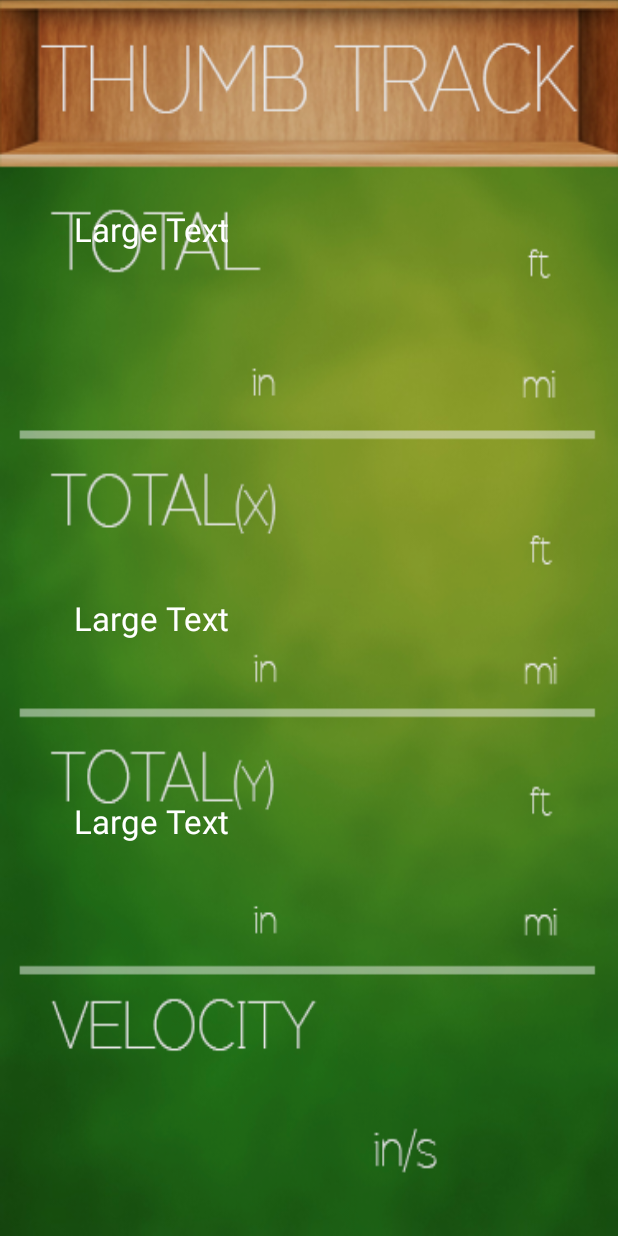
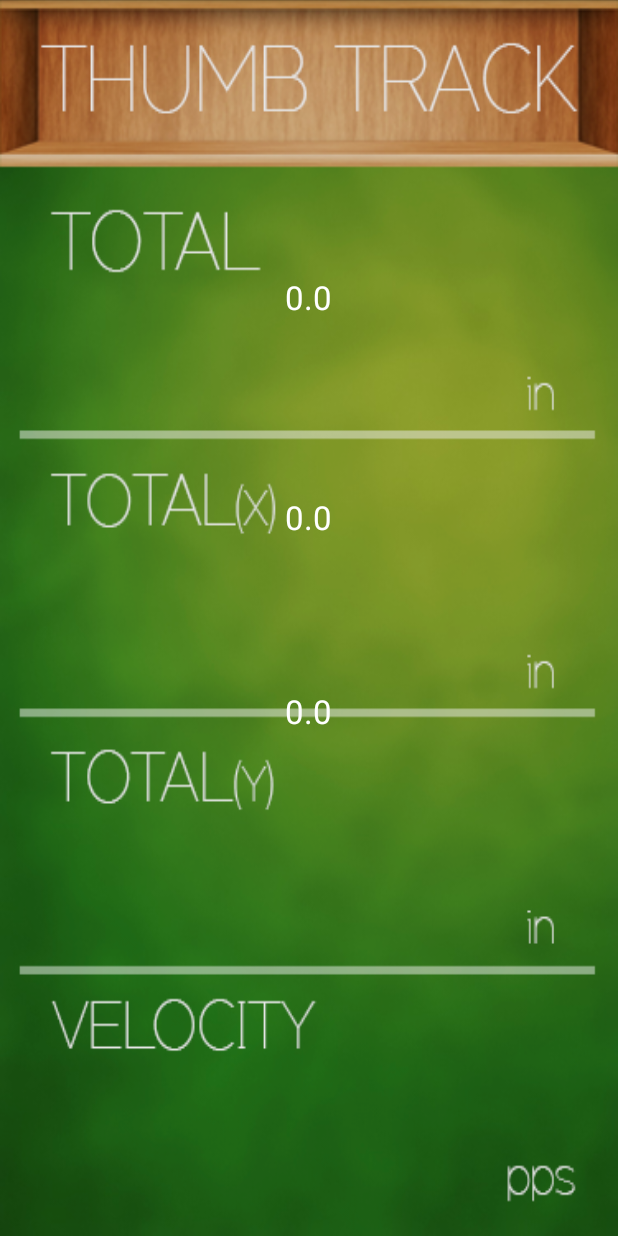
Before and after one commit to michaelkulbacki/ThumbTrack, an Android app: the MyActivity screen opened directly, with no data from a screen before it, on a phone screen of 412 x 824 dp. Run offline under Robolectric (Android 15) with nearby library versions, the phone set to English and light mode, and no system bars.

Commit message:
Looking very promising

```diff
--- a/MyApplication/app/src/main/AndroidManifest.xml
+++ b/MyApplication/app/src/main/AndroidManifest.xml
@@ -19,6 +19,7 @@
 
         <activity
             android:name="ubhacking.thumbpedometer.MyActivity"
+            android:screenOrientation="portrait"
             android:label="@string/app_name" >
             <intent-filter>
                 <action android:name="android.intent.action.MYACTIVITY" />
--- a/MyApplication/app/src/main/res/layout/activity_my.xml
+++ b/MyApplication/app/src/main/res/layout/activity_my.xml
@@ -6,7 +6,7 @@
     android:paddingRight="@dimen/activity_horizontal_margin"
     android:paddingTop="@dimen/activity_vertical_margin"
     android:paddingBottom="@dimen/activity_vertical_margin"
-    android:background="@drawable/blankclean"
+    android:background="@drawable/nounitsclean"
     tools:context=".MyActivity">
 
 
@@ -14,43 +14,42 @@
         android:layout_width="wrap_content"
         android:layout_height="wrap_content"
         android:textAppearance="?android:attr/textAppearanceLarge"
-        android:text="Large Text"
+        android:text="0.0"
         android:id="@+id/Totalinch"
         android:textColor="#ffffffff"
         android:layout_row="10"
         android:layout_column="10"
+        android:layout_marginTop="167dp"
         android:layout_alignParentTop="true"
-        android:layout_alignLeft="@+id/Xinch"
-        android:layout_alignStart="@+id/Xinch"
-        android:layout_marginTop="122dp" />
+        android:layout_centerHorizontal="true" />
 
     <TextView
         android:layout_width="wrap_content"
         android:layout_height="wrap_content"
         android:textAppearance="?android:attr/textAppearanceLarge"
-        android:text="Large Text"
+        android:text="0.0"
         android:id="@+id/Yinch"
         android:textColor="#ffffffff"
         android:layout_row="11"
         android:layout_column="9"
         android:layout_gravity="bottom"
-        android:layout_marginLeft="33dp"
+        android:layout_marginTop="100dp"
         android:layout_below="@+id/Xinch"
-        android:layout_alignParentLeft="true"
-        android:layout_alignParentStart="true"
-        android:layout_marginTop="106dp" />
+        android:layout_alignLeft="@+id/Xinch"
+        android:layout_alignStart="@+id/Xinch" />
 
     <TextView
         android:layout_width="wrap_content"
         android:layout_height="wrap_content"
         android:textAppearance="?android:attr/textAppearanceLarge"
-        android:text="Large Text"
+        android:text="0.0"
         android:id="@+id/Xinch"
         android:textColor="#ffffffff"
         android:layout_column="9"
         android:layout_gravity="center_vertical"
-        android:layout_centerVertical="true"
-        android:layout_alignLeft="@+id/Yinch"
-        android:layout_alignStart="@+id/Yinch" />
+        android:layout_marginTop="117dp"
+        android:layout_below="@+id/Totalinch"
+        android:layout_alignLeft="@+id/Totalinch"
+        android:layout_alignStart="@+id/Totalinch" />
 
 </RelativeLayout>
```
Also changed, not shown: MyApplication/app/src/main/res/drawable-hdpi/nounitsclean.png (added), 1 other file.
